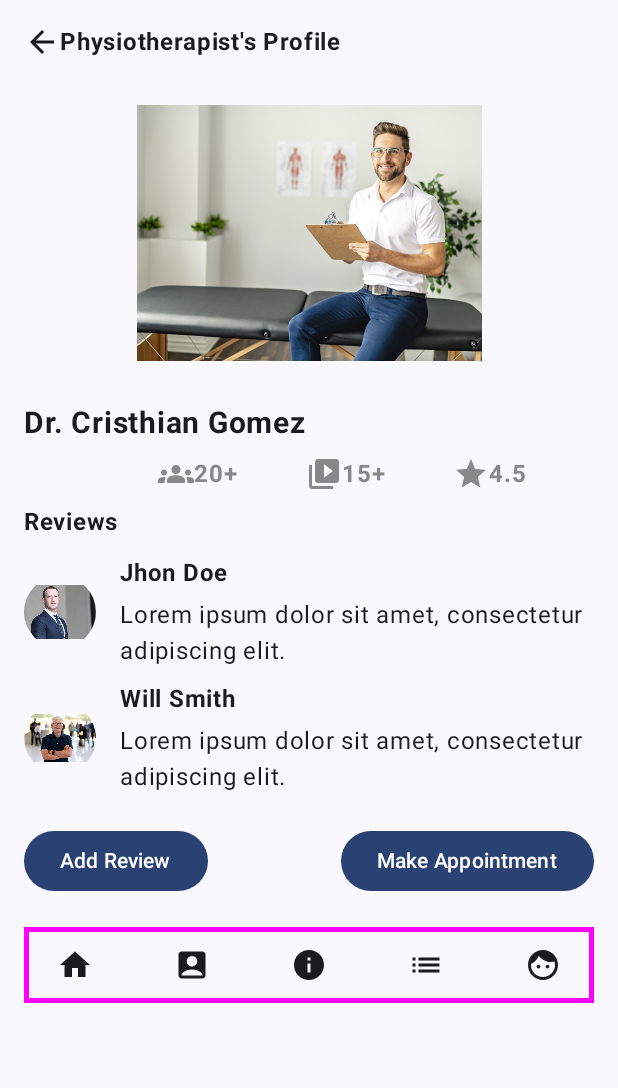
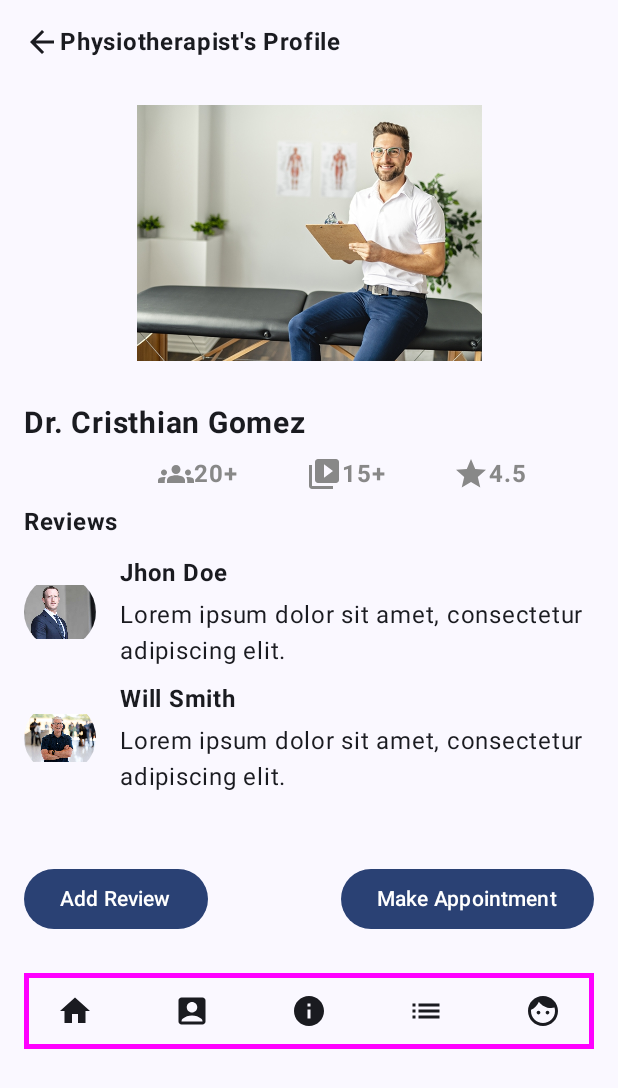
Before and after one commit to leonardoarrieta30/TheraphyTreatment, an Android app built with Jetpack Compose: the screen it shows after launch (MainActivity), on a phone screen of 412 x 824 dp. Shown: the top 1088 px of the screen. Run offline under Robolectric (Android 15) with nearby library versions, the phone set to English and light mode, and no system bars.

Commit message:
feat(update) Update ReviewDetails

```diff
--- a/app/src/main/java/pe/edu/upc/theraphytreatmentscreens20/ui/screens/ReviewFetails.kt
+++ b/app/src/main/java/pe/edu/upc/theraphytreatmentscreens20/ui/screens/ReviewDetails.kt
@@ -153,7 +153,7 @@ fun PhysiotherapistProfile() {
                 "Lorem ipsum dolor sit amet, consectetur adipiscing elit."
             )
         }
-        Spacer(modifier = Modifier.height(20.dp))
+        Spacer(modifier = Modifier.height(45.dp))
         Box(
             modifier = Modifier.fillMaxWidth()
         ) {
@@ -171,7 +171,7 @@ fun PhysiotherapistProfile() {
             }
         }
 
-        Spacer(modifier = Modifier.height(20.dp))
+        Spacer(modifier = Modifier.height(25.dp))
 
         Box(modifier = Modifier
             .fillMaxWidth()
```
